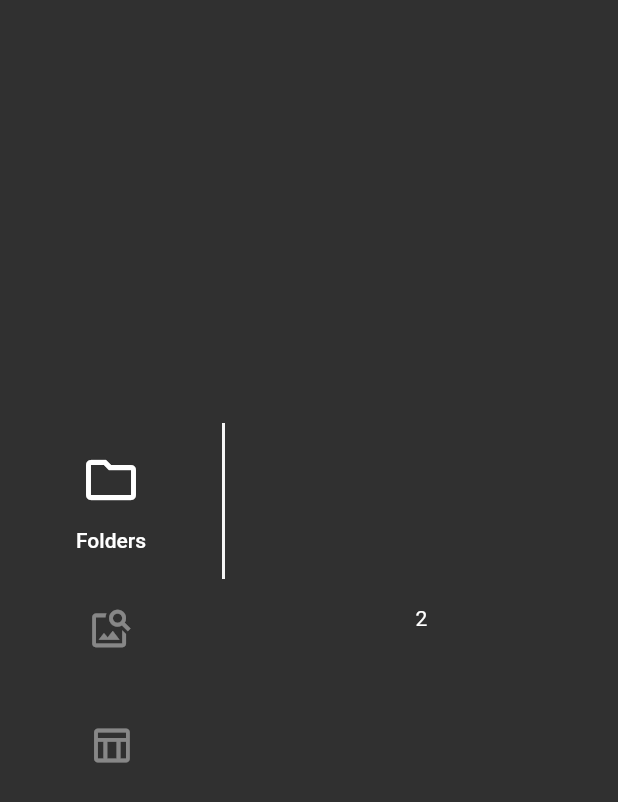
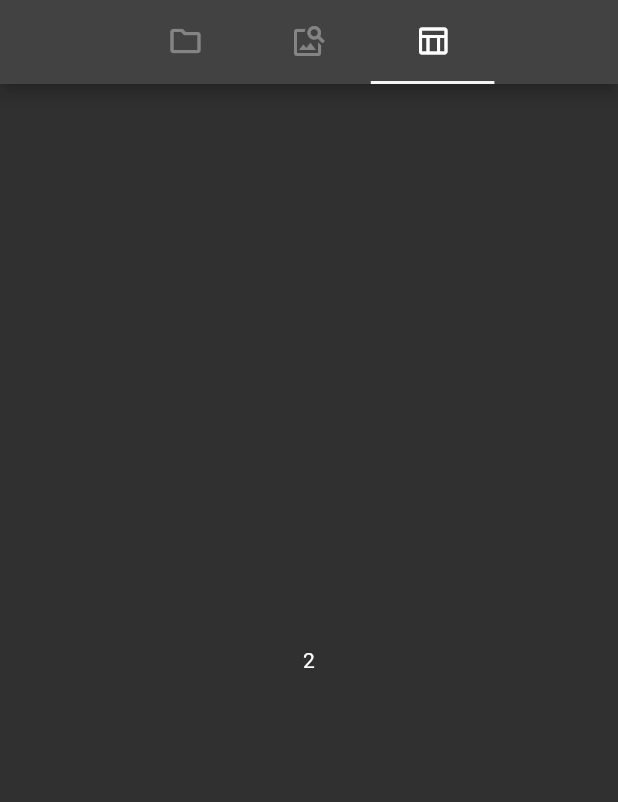
Before and after one commit to meg4cyberc4t/photodatabase, a Flutter app: the screen it shows after launch, on a phone screen of 412 x 824 dp. Shown: the top 802 px of the screen. Run offline on Flutter 3.47's test engine with Material 2 defaults, Android fonts, the phone set to English and light mode, and no system bars; our stand-ins replace google_fonts.

Commit message:
Add colors, theme, fonts, tabbar and router screen

```diff
--- a/lib/tabbar.dart
+++ b/lib/components/photo_database_tabbar.dart
@@ -1,5 +1,5 @@
 import 'package:flutter/material.dart';
-import 'package:photodatabase/homepage.dart';
+import 'package:photodatabase/screens/router_page.dart';
 
 class PhotoDatabaseTabBar extends StatelessWidget {
   const PhotoDatabaseTabBar(
@@ -33,8 +33,8 @@ List<Widget> buildTabs({
   return [
     _Tab(
       theme: theme,
-      iconData: Icons.table_chart_outlined,
-      title: 'Union',
+      iconData: Icons.folder_outlined,
+      title: 'Folders',
       tabIndex: 0,
       tabController: tabController,
       isVertical: isVertical,
@@ -51,8 +51,8 @@ List<Widget> buildTabs({
     ),
     _Tab(
       theme: theme,
-      iconData: Icons.folder_outlined,
-      title: 'Folders',
+      iconData: Icons.table_chart_outlined,
+      title: 'Union',
       tabIndex: 2,
       tabController: tabController,
       isVertical: isVertical,
@@ -70,15 +70,13 @@ class _Tab extends StatefulWidget {
     required TabController tabController,
     required this.isVertical,
     required this.tabCount,
-  })  : titleText = Text(title, style: theme.textTheme.button),
-        isExpanded = tabController.index == tabIndex,
+  })  : isExpanded = tabController.index == tabIndex,
         icon = Icon(
           iconData,
           semanticLabel: title,
-          size: tabIndex == tabCount - 1 ? 40 : 30,
         );
 
-  final Text titleText;
+  // final Text titleText;
   final Icon icon;
   final bool isExpanded;
   final bool isVertical;
@@ -89,8 +87,6 @@ class _Tab extends StatefulWidget {
 }
 
 class _TabState extends State<_Tab> with SingleTickerProviderStateMixin {
-  late Animation<double> _titleSizeAnimation;
-  late Animation<double> _titleFadeAnimation;
   late Animation<double> _iconFadeAnimation;
   late AnimationController _controller;
 
@@ -98,12 +94,10 @@ class _TabState extends State<_Tab> with SingleTickerProviderStateMixin {
   void initState() {
     super.initState();
     _controller = AnimationController(
-      duration: const Duration(milliseconds: 200),
+      duration: const Duration(milliseconds: 500),
       vsync: this,
     );
-    _titleSizeAnimation = _controller.view;
-    _titleFadeAnimation = _controller.drive(CurveTween(curve: Curves.easeOut));
-    _iconFadeAnimation = _controller.drive(Tween<double>(begin: 0.6, end: 1));
+    _iconFadeAnimation = _controller.drive(Tween<double>(begin: 0.5, end: 1));
     if (widget.isExpanded) {
       _controller.value = 1;
     }
@@ -121,67 +115,20 @@ class _TabState extends State<_Tab> with SingleTickerProviderStateMixin {
 
   @override
   Widget build(BuildContext context) {
-    if (widget.isVertical) {
-      return Column(
-        children: [
-          const SizedBox(height: 18),
-          FadeTransition(
-            opacity: _iconFadeAnimation,
-            child: widget.icon,
-          ),
-          const SizedBox(height: 12),
-          FadeTransition(
-            opacity: _titleFadeAnimation,
-            child: SizeTransition(
-              axis: Axis.vertical,
-              axisAlignment: -1,
-              sizeFactor: _titleSizeAnimation,
-              child: Center(
-                child: ExcludeSemantics(
-                  child: widget.titleText,
-                ),
-              ),
-            ),
-          ),
-          const SizedBox(height: 18),
-        ],
-      );
-    }
-
-    // Calculate the width of each unexpanded tab by counting the number of
-    // units and dividing it into the screen width. Each unexpanded tab is 1
-    // unit, and there is always 1 expanded tab which is 1 unit + any extra
-    // space determined by the multiplier.
     final width = MediaQuery.of(context).size.width;
     const expandedTitleWidthMultiplier = 2;
     final unitWidth = width / (tabCount + expandedTitleWidthMultiplier);
 
     return ConstrainedBox(
       constraints: const BoxConstraints(minHeight: 56),
-      child: Row(
-        children: [
-          FadeTransition(
-            opacity: _iconFadeAnimation,
-            child: SizedBox(
-              width: unitWidth,
-              child: widget.icon,
-            ),
+      child: Expanded(
+        child: FadeTransition(
+          opacity: _iconFadeAnimation,
+          child: SizedBox(
+            width: unitWidth,
+            child: widget.icon,
           ),
-          FadeTransition(
-            opacity: _titleFadeAnimation,
-            child: SizeTransition(
-              axis: Axis.horizontal,
-              axisAlignment: -1,
-              sizeFactor: _titleSizeAnimation,
-              child: SizedBox(
-                width: unitWidth * expandedTitleWidthMultiplier,
-                child: Center(
-                  child: ExcludeSemantics(child: widget.titleText),
-                ),
-              ),
-            ),
-          ),
-        ],
+        ),
       ),
     );
   }
--- /dev/null
+++ b/lib/configs/build_text_theme.dart
@@ -0,0 +1,60 @@
+import 'package:flutter/material.dart';
+import 'package:flutter/services.dart';
+import 'package:google_fonts/google_fonts.dart';
+import 'package:photodatabase/configs/colors.dart';
+import 'package:photodatabase/methods/layout.dart';
+
+ThemeData buildTheme() {
+  final base = ThemeData.dark();
+  return ThemeData(
+    appBarTheme: const AppBarTheme(
+      systemOverlayStyle: SystemUiOverlayStyle.light,
+      backgroundColor: PhotoDatabaseColors.primaryBackground,
+      elevation: 0,
+    ),
+    scaffoldBackgroundColor: PhotoDatabaseColors.primaryBackground,
+    primaryColor: PhotoDatabaseColors.primaryBackground,
+    focusColor: PhotoDatabaseColors.primaryBackground,
+    textTheme: _buildTextTheme(base.textTheme),
+    inputDecorationTheme: const InputDecorationTheme(
+      labelStyle: TextStyle(
+        color: PhotoDatabaseColors.gray,
+        fontWeight: FontWeight.w500,
+      ),
+      filled: true,
+      fillColor: PhotoDatabaseColors.inputBackground,
+      focusedBorder: InputBorder.none,
+    ),
+    visualDensity: VisualDensity.standard,
+  );
+}
+
+TextTheme _buildTextTheme(TextTheme base) {
+  return base
+      .copyWith(
+        bodyText2: GoogleFonts.comfortaa(
+          fontSize: 14,
+          fontWeight: FontWeight.w400,
+          letterSpacing: letterSpacingOrNone(0.5),
+        ),
+        bodyText1: GoogleFonts.roboto(
+          fontSize: 40,
+          fontWeight: FontWeight.w400,
+          letterSpacing: letterSpacingOrNone(1.4),
+        ),
+        button: GoogleFonts.comfortaa(
+          fontWeight: FontWeight.w700,
+          letterSpacing: letterSpacingOrNone(2.8),
+          fontSize: 13,
+        ),
+        headline5: GoogleFonts.roboto(
+          fontSize: 40,
+          fontWeight: FontWeight.w600,
+          letterSpacing: letterSpacingOrNone(1.4),
+        ),
+      )
+      .apply(
+        displayColor: Colors.white,
+        bodyColor: Colors.white,
+      );
+}
--- a/lib/main.dart
+++ b/lib/main.dart
@@ -1,9 +1,6 @@
 import 'package:flutter/material.dart';
-import 'package:flutter/services.dart';
-import 'package:google_fonts/google_fonts.dart';
-import 'package:photodatabase/colors.dart';
-import 'package:photodatabase/homepage.dart';
-import 'package:photodatabase/layout.dart';
+import 'package:photodatabase/configs/build_text_theme.dart';
+import 'package:photodatabase/screens/router_page.dart';
 
 void main() {
   // GoogleFonts.config.allowRuntimeFetching = false;
@@ -21,67 +18,12 @@
       debugShowCheckedModeBanner: false,
       themeMode: ThemeMode.dark,
       darkTheme: ThemeData.dark(),
-      theme: _buildTheme(),
+      theme: buildTheme(),
       initialRoute: '/',
       routes: <String, WidgetBuilder>{
-        '/': (context) => const HomePage(),
+        '/': (context) => const RouterPage(),
       },
       // home: const HomePage(),
     );
   }
-
-  ThemeData _buildTheme() {
-    final base = ThemeData.dark();
-    return ThemeData(
-      appBarTheme: const AppBarTheme(
-        systemOverlayStyle: SystemUiOverlayStyle.light,
-        backgroundColor: PhotoDatabaseColors.primaryBackground,
-        elevation: 0,
-      ),
-      scaffoldBackgroundColor: PhotoDatabaseColors.primaryBackground,
-      primaryColor: PhotoDatabaseColors.primaryBackground,
-      focusColor: PhotoDatabaseColors.primaryBackground,
-      textTheme: _buildTextTheme(base.textTheme),
-      inputDecorationTheme: const InputDecorationTheme(
-        labelStyle: TextStyle(
-          color: PhotoDatabaseColors.gray,
-          fontWeight: FontWeight.w500,
-        ),
-        filled: true,
-        fillColor: PhotoDatabaseColors.inputBackground,
-        focusedBorder: InputBorder.none,
-      ),
-      visualDensity: VisualDensity.standard,
-    );
-  }
-
-  TextTheme _buildTextTheme(TextTheme base) {
-    return base
-        .copyWith(
-          bodyText2: GoogleFonts.comfortaa(
-            fontSize: 14,
-            fontWeight: FontWeight.w400,
-            letterSpacing: letterSpacingOrNone(0.5),
-          ),
-          bodyText1: GoogleFonts.roboto(
-            fontSize: 40,
-            fontWeight: FontWeight.w400,
-            letterSpacing: letterSpacingOrNone(1.4),
-          ),
-          button: GoogleFonts.comfortaa(
-            fontWeight: FontWeight.w700,
-            letterSpacing: letterSpacingOrNone(2.8),
-            fontSize: 13,
-          ),
-          headline5: GoogleFonts.roboto(
-            fontSize: 40,
-            fontWeight: FontWeight.w600,
-            letterSpacing: letterSpacingOrNone(1.4),
-          ),
-        )
-        .apply(
-          displayColor: Colors.white,
-          bodyColor: Colors.white,
-        );
-  }
 }
--- a/lib/homepage.dart
+++ b/lib/screens/router_page.dart
@@ -1,5 +1,5 @@
 import 'package:flutter/material.dart';
-import 'package:photodatabase/tabbar.dart';
+import 'package:photodatabase/components/photo_database_tabbar.dart';
 
 const int tabCount = 3;
 const int turnsToRotateRight = 1;
@@ -8,14 +8,14 @@ const int turnsToRotateLeft = 3;
 // Список папок - Страница папки - Страница изображения
 // Таблица
 
-class HomePage extends StatefulWidget {
-  const HomePage({Key? key}) : super(key: key);
+class RouterPage extends StatefulWidget {
+  const RouterPage({Key? key}) : super(key: key);
 
   @override
-  State<HomePage> createState() => _HomePageState();
+  State<RouterPage> createState() => _RouterPageState();
 }
 
-class _HomePageState extends State<HomePage>
+class _RouterPageState extends State<RouterPage>
     with SingleTickerProviderStateMixin, RestorationMixin {
   late TabController _tabController;
   RestorableInt tabIndex = RestorableInt(2);
@@ -55,58 +55,31 @@ class _HomePageState extends State<HomePage>
   Widget build(BuildContext context) {
     final theme = Theme.of(context);
     final _isDesktop = isDesktop();
-    const verticalRotation = turnsToRotateLeft;
-    const revertVerticalRotation = turnsToRotateRight;
-    var tabBarView = Row(
+    var tabBarView = Column(
       children: [
-        Container(
-          width: 150,
-          alignment: Alignment.topCenter,
-          padding: const EdgeInsets.symmetric(vertical: 32),
-          child: Column(
-            mainAxisAlignment: MainAxisAlignment.center,
-            children: [
-              RotatedBox(
-                quarterTurns: verticalRotation,
-                child: PhotoDatabaseTabBar(
-                  tabs: buildTabs(
-                    context: context,
-                    theme: theme,
-                    isVertical: true,
-                    tabController: _tabController,
-                  ).map(
-                    (widget) {
-                      return RotatedBox(
-                        child: widget,
-                        quarterTurns: revertVerticalRotation,
-                      );
-                    },
-                  ).toList(),
-                  tabController: _tabController,
-                ),
-              ),
-            ],
-          ),
-        ),
         Expanded(
-          child: RotatedBox(
-            quarterTurns: verticalRotation,
-            child: TabBarView(
-              controller: _tabController,
-              children: _buildTabViews().map(
-                (widget) {
-                  return RotatedBox(
-                    child: widget,
-                    quarterTurns: revertVerticalRotation,
-                  );
-                },
-              ).toList(),
-            ),
+          child: TabBarView(
+            controller: _tabController,
+            children: _buildTabViews(),
           ),
         ),
       ],
     );
     return Scaffold(
+      appBar: AppBar(
+        flexibleSpace: Container(
+          alignment: Alignment.topCenter,
+          child: PhotoDatabaseTabBar(
+            tabs: buildTabs(
+              context: context,
+              theme: theme,
+              isVertical: true,
+              tabController: _tabController,
+            ),
+            tabController: _tabController,
+          ),
+        ),
+      ),
       body: SafeArea(
         top: !_isDesktop,
         bottom: !_isDesktop,
```
Also changed, not shown: lib/configs/colors.dart (renamed from lib/colors.dart), lib/methods/layout.dart (renamed from lib/layout.dart), 1 other file.
